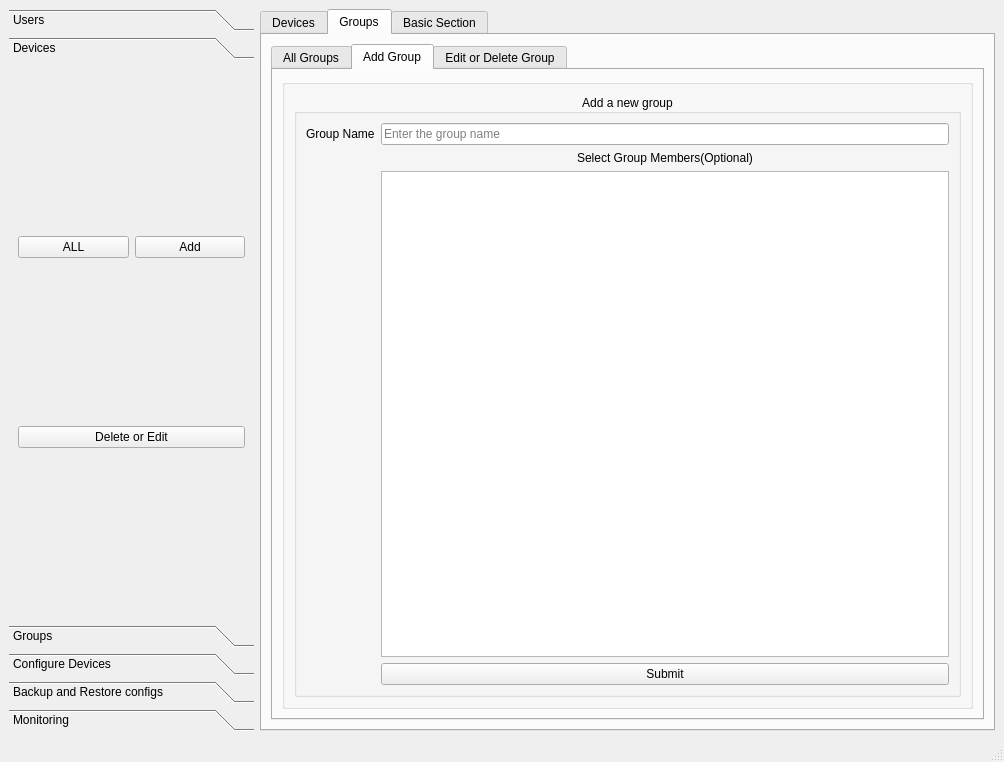
First picture: the form in main.ui, repository saad909/cnsrc, before the edit.
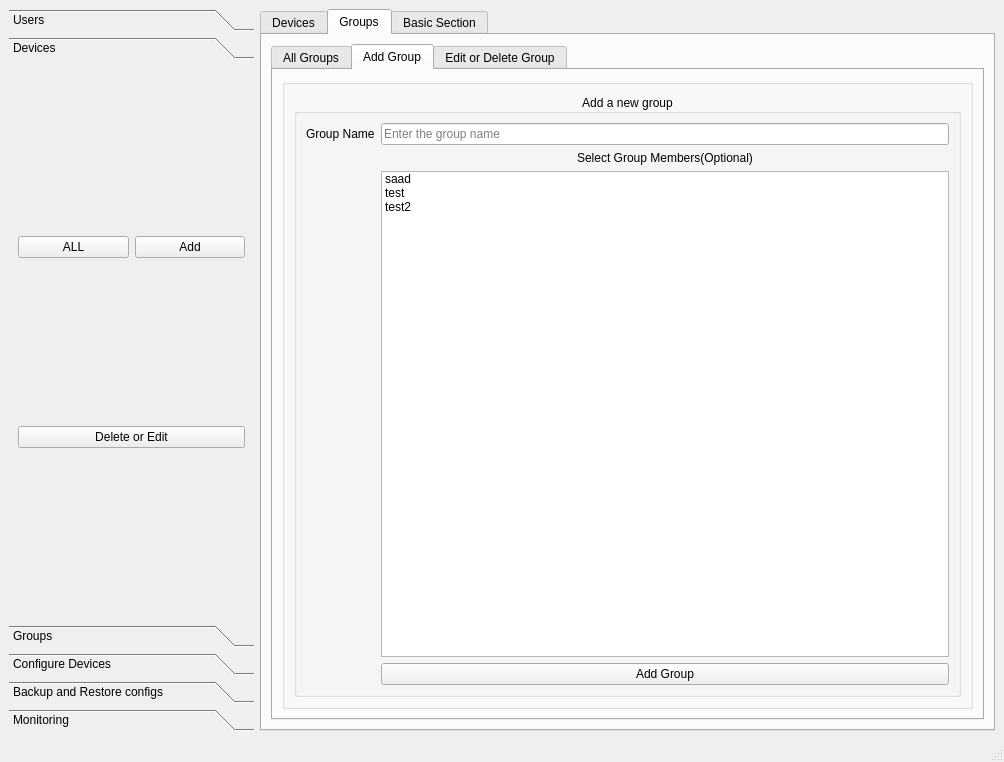
Second picture: the form after the edit. The open tabs and pages were chosen to show the change.

Commit message: groups section gui made and add_group button connected to the function

Patch:
```diff
--- a/main.ui
+++ b/main.ui
@@ -756,6 +756,21 @@
                     <property name="selectionMode">
                      <enum>QAbstractItemView::MultiSelection</enum>
                     </property>
+                    <item>
+                     <property name="text">
+                      <string>saad</string>
+                     </property>
+                    </item>
+                    <item>
+                     <property name="text">
+                      <string>test</string>
+                     </property>
+                    </item>
+                    <item>
+                     <property name="text">
+                      <string>test2</string>
+                     </property>
+                    </item>
                    </widget>
                   </item>
                   <item row="0" column="0">
@@ -785,7 +800,7 @@
                   <item row="3" column="2">
                    <widget class="QPushButton" name="pushButton_9">
                     <property name="text">
-                     <string>Submit</string>
+                     <string>Add Group</string>
                     </property>
                    </widget>
                   </item>
```
Left out of the diff: 54 changed lines with no effect on the pictures. The commit also changes 7 other files.
